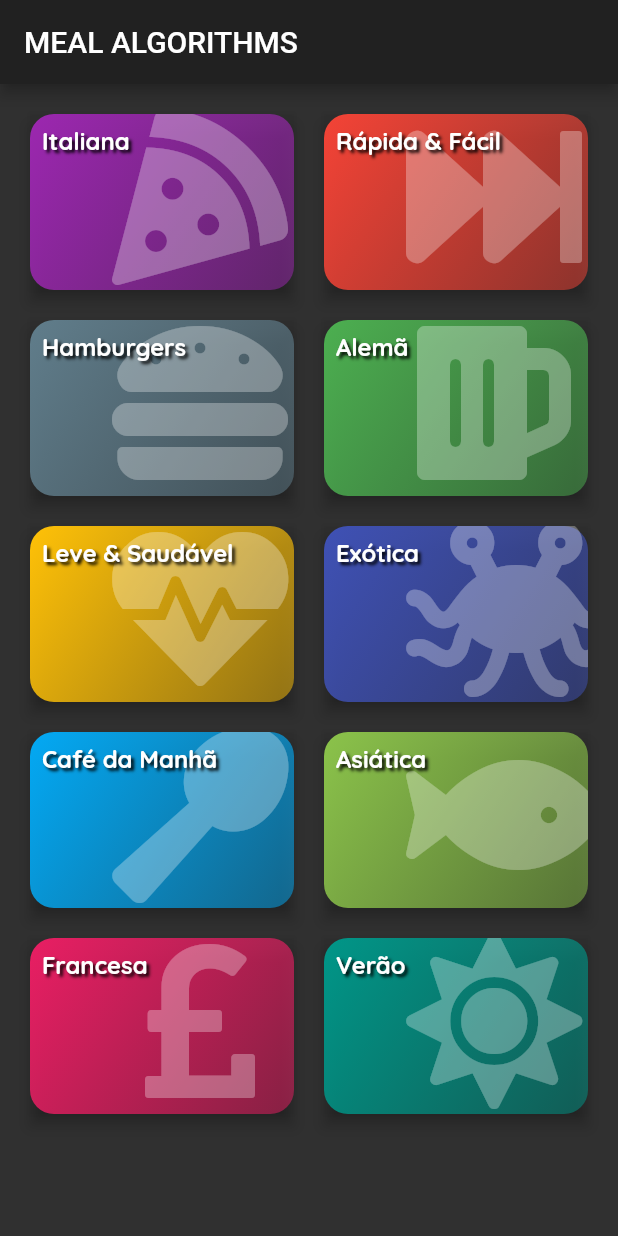
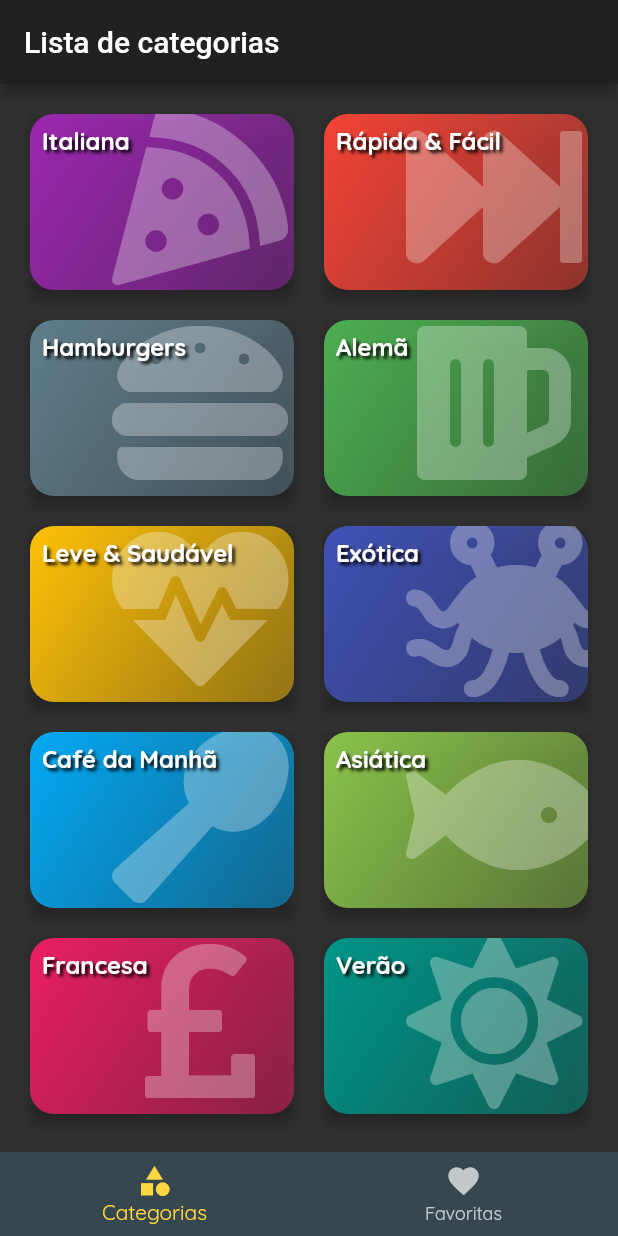
Before and after one commit to luizjacomn/flutter-cod3r, a Flutter app: the screen it shows after launch, on a phone screen of 412 x 824 dp. Run offline on Flutter 3.47's test engine with Material 2 defaults, Android fonts, the phone set to English and light mode, and no system bars; our stand-ins replace animate_do, cached_network_image, flutter_masked_text, flutter_svg, font_awesome_flutter, rxdart.

Commit message:
Criando home page com e adcionando abas

```diff
--- a/meal_algorithms/lib/main.dart
+++ b/meal_algorithms/lib/main.dart
@@ -1,9 +1,7 @@
 import 'package:flutter/material.dart';
 
-import 'package:flutter_svg/flutter_svg.dart';
-
 import 'package:meal_algorithms/pages/categories_items_page.dart';
-import 'package:meal_algorithms/pages/categories_page.dart';
+import 'package:meal_algorithms/pages/home_page.dart';
 import 'package:meal_algorithms/pages/meal_detail_page.dart';
 import 'package:meal_algorithms/pages/unknown_route.dart';
 
@@ -32,7 +30,7 @@ class MyApp extends StatelessWidget {
             ),
       ),
       routes: {
-        CategoriesPage.route: (_) => CategoriesPage(),
+        HomePage.route: (_) => HomePage(),
         CategoriesItemsPage.route: (_) => CategoriesItemsPage(),
         MealDetailPage.route: (_) => MealDetailPage(),
       },
--- a/meal_algorithms/lib/pages/categories_page.dart
+++ b/meal_algorithms/lib/pages/categories_page.dart
@@ -9,11 +9,7 @@ class CategoriesPage extends StatelessWidget {
 
   @override
   Widget build(BuildContext context) {
-    return Scaffold(
-      appBar: AppBar(
-        title: const Text('MEAL ALGORITHMS'),
-      ),
-      body: GridView(
+    return GridView(
       padding: const EdgeInsets.all(20.0),
       gridDelegate: SliverGridDelegateWithMaxCrossAxisExtent(
         maxCrossAxisExtent: 200.0,
@@ -21,12 +17,8 @@ class CategoriesPage extends StatelessWidget {
         crossAxisSpacing: 20.0,
         mainAxisSpacing: 20.0,
       ),
-        children: DUMMY_CATEGORIES
-            .map(
-              (cat) => CategoryTile(category: cat),
-            )
-            .toList(),
-      ),
+      children:
+          DUMMY_CATEGORIES.map((cat) => CategoryTile(category: cat)).toList(),
     );
   }
 }
--- /dev/null
+++ b/meal_algorithms/lib/pages/favorites_page.dart
@@ -0,0 +1,10 @@
+import 'package:flutter/material.dart';
+
+class FavoritesPage extends StatelessWidget {
+  @override
+  Widget build(BuildContext context) {
+    return Center(
+      child: const Text('favoritas')
+    );
+  }
+}
--- /dev/null
+++ b/meal_algorithms/lib/pages/home_page.dart
@@ -0,0 +1,56 @@
+import 'package:flutter/material.dart';
+
+import 'package:meal_algorithms/pages/categories_page.dart';
+import 'package:meal_algorithms/pages/favorites_page.dart';
+
+class HomePage extends StatefulWidget {
+  static const String route = '/';
+  @override
+  _HomePageState createState() => _HomePageState();
+}
+
+class _HomePageState extends State<HomePage> {
+  final List<Map<String, Object>> _tabsMap = [
+    {
+      'title': 'Lista de categorias',
+      'tab': CategoriesPage(),
+    },
+    {
+      'title': 'Receitas favoritas',
+      'tab': FavoritesPage(),
+    },
+  ];
+
+  int _selectedTabIndex = 0;
+
+  void _onTabSalect(int index) {
+    setState(() {
+      _selectedTabIndex = index;
+    });
+  }
+
+  @override
+  Widget build(BuildContext context) {
+    return Scaffold(
+      appBar: AppBar(
+        title: Text(_tabsMap[_selectedTabIndex]['title']),
+      ),
+      body: _tabsMap[_selectedTabIndex]['tab'],
+      bottomNavigationBar: BottomNavigationBar(
+        currentIndex: _selectedTabIndex,
+        onTap: _onTabSalect,
+        backgroundColor: Theme.of(context).primaryColor,
+        items: [
+          BottomNavigationBarItem(
+            icon: Icon(Icons.category),
+            title: const Text('Categorias'),
+          ),
+          BottomNavigationBarItem(
+            icon: Icon(Icons.favorite),
+            title: const Text('Favoritas'),
+          ),
+        ],
+      ),
+    );
+  }
+}
```
Lines whose indentation alone changed are shown as unchanged.
